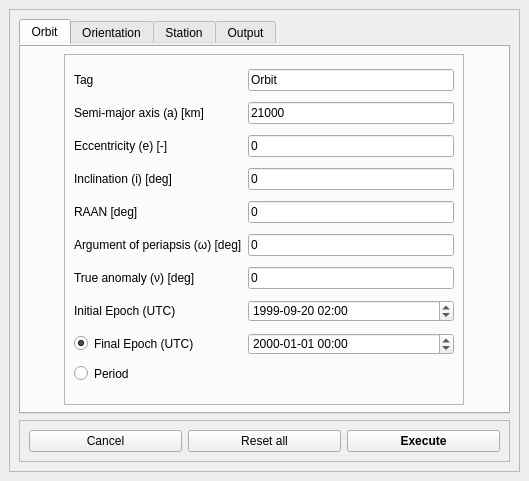
Before: the Qt Designer form orbital_module/GUI_qt/form.ui in javigarridoc/orbital_module, drawn with Qt 5.
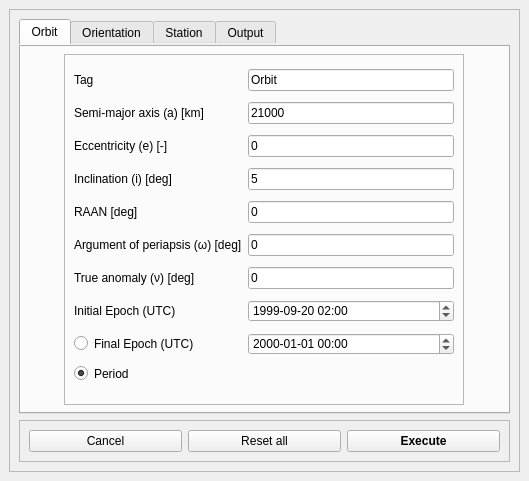
After: the same form once the commit is applied.

The edit to the form file:
```diff
--- a/orbital_module/GUI_qt/form.ui
+++ b/orbital_module/GUI_qt/form.ui
@@ -162,7 +162,7 @@
               <item row="3" column="1">
                <widget class="QLineEdit" name="lineEdit_inc">
                 <property name="text">
-                 <string>0</string>
+                 <string>5</string>
                 </property>
                </widget>
               </item>
@@ -206,6 +206,9 @@
                 <property name="text">
                  <string>Period</string>
                 </property>
+                <property name="checked">
+                 <bool>true</bool>
+                </property>
                </widget>
               </item>
               <item row="8" column="0">
@@ -214,7 +217,7 @@
                  <string>Final Epoch (UTC)</string>
                 </property>
                 <property name="checked">
-                 <bool>true</bool>
+                 <bool>false</bool>
                 </property>
                </widget>
               </item>
```
Left out of the diff: 5 changed lines with no effect on the pictures.
